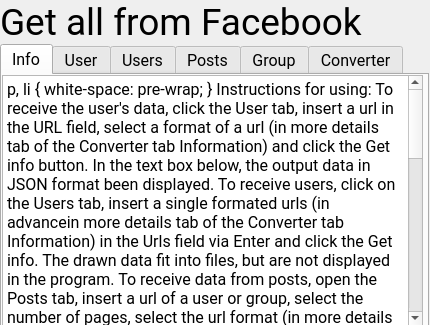
The window that additional_files/eng.ui (King1308/Facebook-parser) describes before a commit, drawn with Qt 5.
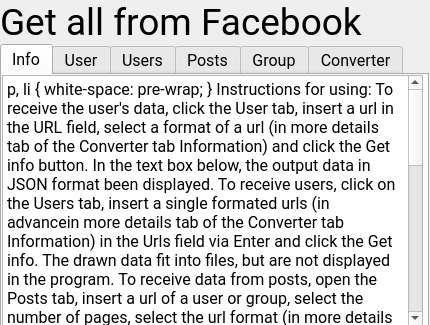
The same window after the commit. The open tabs and pages were chosen to show the change.

The edit to the form file:
```diff
--- a/additional_files/eng.ui
+++ b/additional_files/eng.ui
@@ -127,15 +127,10 @@
 &lt;p style=&quot; margin-top:0px; margin-bottom:0px; margin-left:0px; margin-right:0px; -qt-block-indent:0; text-indent:0px;&quot;&gt;&lt;span style=&quot; font-size:11pt;&quot;&gt;language is responsible for changing the program's language&lt;/span&gt;&lt;/p&gt;
 &lt;p style=&quot; margin-top:0px; margin-bottom:0px; margin-left:0px; margin-right:0px; -qt-block-indent:0; text-indent:0px;&quot;&gt;&lt;span style=&quot; font-size:11pt;&quot;&gt;may have a Ua (ukrainian) or Eng (english) value&lt;/span&gt;&lt;/p&gt;
 &lt;p style=&quot; margin-top:0px; margin-bottom:0px; margin-left:0px; margin-right:0px; -qt-block-indent:0; text-indent:0px;&quot;&gt;&lt;span style=&quot; font-size:6pt;&quot;&gt; &lt;/span&gt;&lt;/p&gt;
-&lt;p style=&quot; margin-top:0px; margin-bottom:0px; margin-left:0px; margin-right:0px; -qt-block-indent:0; text-indent:0px;&quot;&gt;&lt;span style=&quot; font-size:11pt;&quot;&gt;collect_cookies is responsible for adding cookies to parser (for a stable job)&lt;/span&gt;&lt;/p&gt;
-&lt;p style=&quot; margin-top:0px; margin-bottom:0px; margin-left:0px; margin-right:0px; -qt-block-indent:0; text-indent:0px;&quot;&gt;&lt;span style=&quot; font-size:11pt;&quot;&gt;may have value 1 (yes) or 0 (no)&lt;/span&gt;&lt;/p&gt;
-&lt;p style=&quot; margin-top:0px; margin-bottom:0px; margin-left:0px; margin-right:0px; -qt-block-indent:0; text-indent:0px;&quot;&gt;&lt;span style=&quot; font-size:6pt;&quot;&gt; &lt;/span&gt;&lt;/p&gt;
-&lt;p style=&quot; margin-top:0px; margin-bottom:0px; margin-left:0px; margin-right:0px; -qt-block-indent:0; text-indent:0px;&quot;&gt;&lt;span style=&quot; font-size:11pt;&quot;&gt;cokie_loggining responds for pulling cookies with protest to login and password (required to work with private groups)&lt;/span&gt;&lt;/p&gt;
-&lt;p style=&quot; margin-top:0px; margin-bottom:0px; margin-left:0px; margin-right:0px; -qt-block-indent:0; text-indent:0px;&quot;&gt;&lt;span style=&quot; font-size:11pt;&quot;&gt;may have value 1 (yes) or 0 (no)&lt;/span&gt;&lt;/p&gt;
-&lt;p style=&quot; margin-top:0px; margin-bottom:0px; margin-left:0px; margin-right:0px; -qt-block-indent:0; text-indent:0px;&quot;&gt;&lt;span style=&quot; font-size:6pt;&quot;&gt; &lt;/span&gt;&lt;/p&gt;
-&lt;p style=&quot; margin-top:0px; margin-bottom:0px; margin-left:0px; margin-right:0px; -qt-block-indent:0; text-indent:0px;&quot;&gt;&lt;span style=&quot; font-size:11pt;&quot;&gt;login This is your login on Facebook&lt;/span&gt;&lt;/p&gt;
-&lt;p style=&quot; margin-top:0px; margin-bottom:0px; margin-left:0px; margin-right:0px; -qt-block-indent:0; text-indent:0px;&quot;&gt;&lt;span style=&quot; font-size:11pt;&quot;&gt;passwd is your password on Facebook&lt;/span&gt;&lt;/p&gt;
-&lt;p style=&quot;-qt-paragraph-type:empty; margin-top:0px; margin-bottom:0px; margin-left:0px; margin-right:0px; -qt-block-indent:0; text-indent:0px; font-size:11pt;&quot;&gt;&lt;br /&gt;&lt;/p&gt;
+&lt;p style=&quot; margin-top:0px; margin-bottom:0px; margin-left:0px; margin-right:0px; -qt-block-indent:0; text-indent:0px;&quot;&gt;&lt;span style=&quot; font-size:11pt;&quot;&gt;use_cookies is responsible for using cookies for parser (for a stable job)&lt;/span&gt;&lt;/p&gt;
+&lt;p style=&quot; margin-top:0px; margin-bottom:0px; margin-left:0px; margin-right:0px; -qt-block-indent:0; text-indent:0px;&quot;&gt;&lt;span style=&quot; font-size:11pt;&quot;&gt;may have value 1 (yes) or 0 (no)&lt;/span&gt;&lt;span style=&quot; font-size:6pt;&quot;&gt; &lt;/span&gt;&lt;/p&gt;
+&lt;p style=&quot;-qt-paragraph-type:empty; margin-top:0px; margin-bottom:0px; margin-left:0px; margin-right:0px; -qt-block-indent:0; text-indent:0px; font-size:6pt;&quot;&gt;&lt;br /&gt;&lt;/p&gt;
+&lt;p style=&quot;-qt-paragraph-type:empty; margin-top:0px; margin-bottom:0px; margin-left:0px; margin-right:0px; -qt-block-indent:0; text-indent:0px; font-size:6pt;&quot;&gt;&lt;br /&gt;&lt;/p&gt;
 &lt;p style=&quot; margin-top:0px; margin-bottom:0px; margin-left:0px; margin-right:0px; -qt-block-indent:0; text-indent:0px;&quot;&gt;&lt;span style=&quot; font-weight:600;&quot;&gt;Warning:&lt;/span&gt;&lt;/p&gt;
 &lt;p style=&quot; margin-top:0px; margin-bottom:0px; margin-left:0px; margin-right:0px; -qt-block-indent:0; text-indent:0px;&quot;&gt;&lt;span style=&quot; font-weight:600;&quot;&gt;!!! All data are stored in the exports folder, in the TXT file format (JSON format) and XLSX format (Exel table)&lt;/span&gt;&lt;/p&gt;
 &lt;p style=&quot; margin-top:0px; margin-bottom:0px; margin-left:0px; margin-right:0px; -qt-block-indent:0; text-indent:0px;&quot;&gt;&lt;span style=&quot; font-weight:600;&quot;&gt;But at each new launch program, therefore, when Spartas Data copies the files or folder in otherwise place !!!&lt;/span&gt;&lt;/p&gt;
```
Left out of the diff: 12 changed lines with no effect on the pictures.
